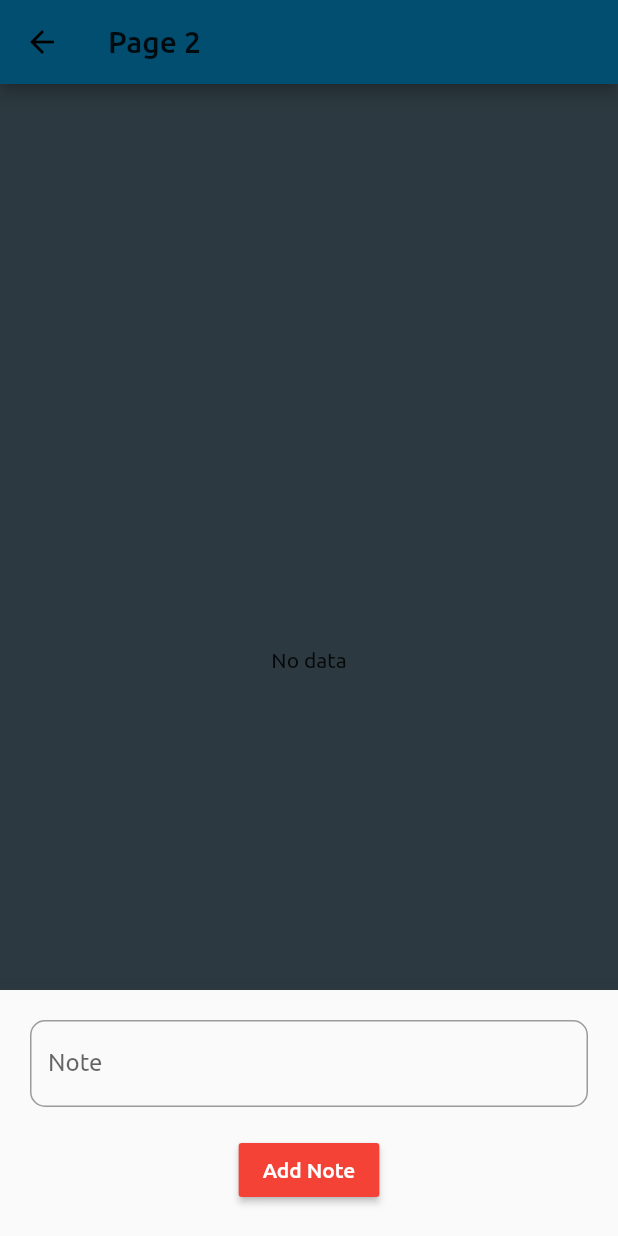
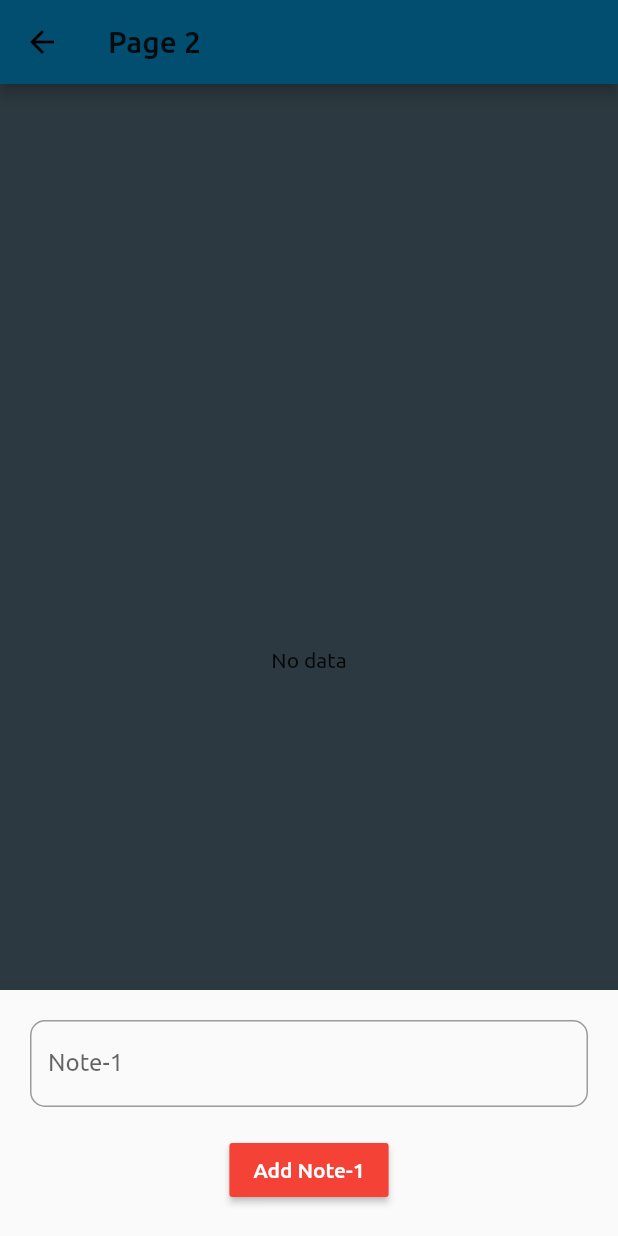
Before and after one commit to akshaykumar23399/flutter_show, a Flutter app: the Page2 screen opened directly, after a tap on the "add" icon, on a phone screen of 412 x 824 dp. Run offline on Flutter 3.47's test engine with Material 2 defaults, Android fonts, the phone set to English and light mode, and no system bars; our stand-ins replace shared_preferences; accounts and stored records are empty.

Commit message:
Update main.dart
note updated

```diff
--- a/lib/main.dart
+++ b/lib/main.dart
@@ -227,8 +227,8 @@ class _Page2State extends State<Page2> with TickerProviderStateMixin {
                     TextFormField(
                       key: key,
                       decoration: InputDecoration(
-                          hintText: 'Note',
-                          labelText: 'Note',
+                          hintText: 'Note-1',
+                          labelText: 'Note-1',
                           border: OutlineInputBorder(
                               borderSide: BorderSide(
                                 color: Colors.blueGrey,
@@ -241,7 +241,7 @@ class _Page2State extends State<Page2> with TickerProviderStateMixin {
                       },
                       validator: (data) {
                         if (data.isEmpty) {
-                          return "Enter your note";
+                          return "Enter your note-1";
                         }
                         return null;
                       },
@@ -265,7 +265,7 @@ class _Page2State extends State<Page2> with TickerProviderStateMixin {
                             }
                           },
                           child: Text(
-                            "Add Note",
+                            "Add Note-1",
                             style: TextStyle(color: Colors.white),
                           ),
                         ),
```
